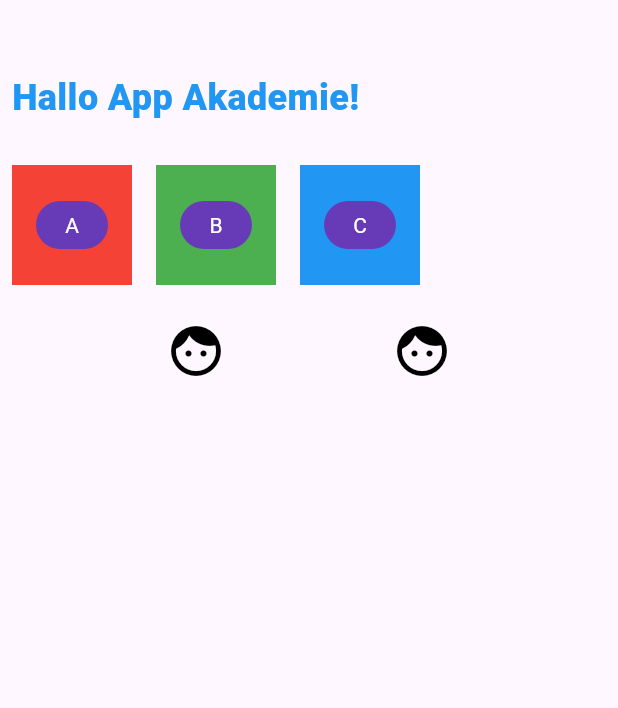
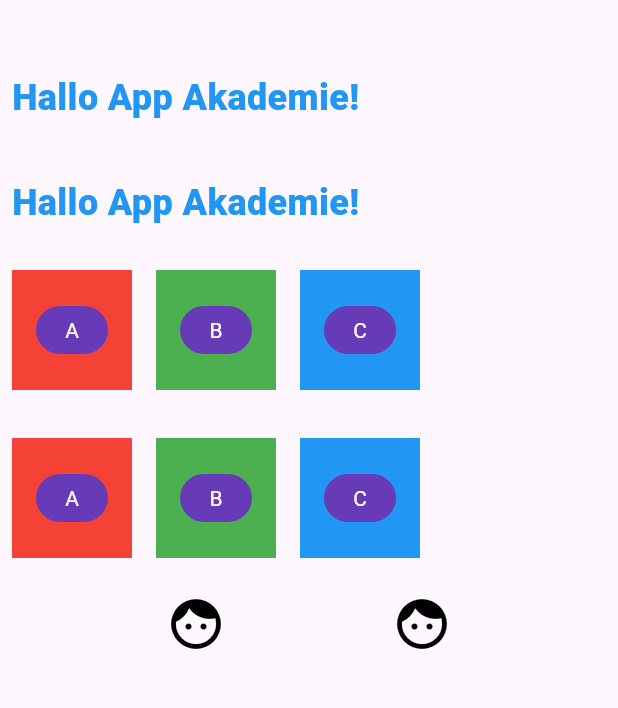
Before and after one commit to JLangbein/app-akademie-aufgaben, a Flutter app: the screen it shows after launch, on a phone screen of 412 x 824 dp, the part 84-792 px from its top. Run offline on Flutter 3.47's test engine with Material 3 defaults, Android fonts, the phone set to English and light mode, and no system bars.

Commit message:
aufgabe Tut 1 added

```diff
--- a/aufgabe_4_2_4/lib/main.dart
+++ b/aufgabe_4_2_4/lib/main.dart
@@ -17,107 +17,20 @@ class MainApp extends StatelessWidget {
           crossAxisAlignment: CrossAxisAlignment.start,
           spacing: 16,
           children: [
-            Container(
-              padding: EdgeInsets.fromLTRB(8, 48, 8, 4),
-              child: Row(
-                children: [
-                  Text(
-                    'Hallo App Akademie!',
-                    style: TextStyle(
-                      fontSize: 24.0,
-                      fontWeight: FontWeight.w900,
-                      color: Colors.blue,
-                    ),
-                  ),
-                ],
-              ),
+            HeavyTextWidget(paddingTop: 48.0),
+            HeavyTextWidget(paddingTop: 16.0),
+            Row(
+              children: [
+                ColorRect(color: Colors.red, letter: 'A'),
+                ColorRect(color: Colors.green, letter: 'B'),
+                ColorRect(color: Colors.blue, letter: 'C'),
+              ],
             ),
             Row(
               children: [
-                Container(
-                  padding: EdgeInsets.all(8.0),
-                  child: Row(
-                    spacing: 4.0,
-                    children: [
-                      Container(
-                        padding: EdgeInsets.fromLTRB(16, 24, 16, 24),
-                        color: Colors.red,
-                        width: 80.0,
-                        height: 80.0,
-                        child: Container(
-                          decoration: BoxDecoration(
-                            color: Colors.deepPurple,
-                            borderRadius: BorderRadius.all(
-                              Radius.circular(16.0),
-                            ),
-                          ),
-                          child: Center(
-                            child: Text(
-                              'A',
-                              style: TextStyle(color: Colors.white),
-                            ),
-                          ),
-                        ),
-                      ),
-                    ],
-                  ),
-                ),
-                Container(
-                  padding: EdgeInsets.all(8.0),
-                  child: Row(
-                    spacing: 4.0,
-                    children: [
-                      Container(
-                        padding: EdgeInsets.fromLTRB(16, 24, 16, 24),
-                        color: Colors.green,
-                        width: 80.0,
-                        height: 80.0,
-                        child: Container(
-                          decoration: BoxDecoration(
-                            color: Colors.deepPurple,
-                            borderRadius: BorderRadius.all(
-                              Radius.circular(16.0),
-                            ),
-                          ),
-                          child: Center(
-                            child: Text(
-                              'B',
-                              style: TextStyle(color: Colors.white),
-                            ),
-                          ),
-                        ),
-                      ),
-                    ],
-                  ),
-                ),
-                Container(
-                  padding: EdgeInsets.all(8.0),
-                  child: Row(
-                    spacing: 4.0,
-                    children: [
-                      Container(
-                        padding: EdgeInsets.fromLTRB(16, 24, 16, 24),
-                        color: Colors.blue,
-                        width: 80.0,
-                        height: 80.0,
-                        child: Container(
-                          decoration: BoxDecoration(
-                            color: Colors.deepPurple,
-                            borderRadius: BorderRadius.all(
-                              Radius.circular(16.0),
-                            ),
-                          ),
-                          child: Center(
-                            child: Text(
-                              'C',
-                              style: TextStyle(color: Colors.white),
-                            ),
-                          ),
-                        ),
-                      ),
-                    ],
-                  ),
-                ),
+                ColorRect(color: Colors.red, letter: 'A'),
+                ColorRect(color: Colors.green, letter: 'B'),
+                ColorRect(color: Colors.blue, letter: 'C'),
               ],
             ),
             Row(
@@ -134,3 +47,74 @@ class MainApp extends StatelessWidget {
     );
   }
 }
+
+class HeavyTextWidget extends StatelessWidget {
+  const HeavyTextWidget({super.key, required this.paddingTop});
+
+  final double paddingTop;
+
+  @override
+  Widget build(BuildContext context) {
+    return Container(
+      padding: EdgeInsets.fromLTRB(8, paddingTop, 8, 4),
+      child: Row(
+        children: [
+          Text(
+            'Hallo App Akademie!',
+            style: TextStyle(
+              fontSize: 24.0,
+              fontWeight: FontWeight.w900,
+              color: Colors.blue,
+            ),
+          ),
+        ],
+      ),
+    );
+  }
+}
+
+class PurpleButton extends StatelessWidget {
+  const PurpleButton({super.key, required this.letter});
+
+  final String letter;
+
+  @override
+  Widget build(BuildContext context) {
+    return Container(
+      decoration: BoxDecoration(
+        color: Colors.deepPurple,
+        borderRadius: BorderRadius.all(Radius.circular(16.0)),
+      ),
+      child: Center(
+        child: Text(letter, style: TextStyle(color: Colors.white)),
+      ),
+    );
+  }
+}
+
+class ColorRect extends StatelessWidget {
+  const ColorRect({super.key, required this.color, required this.letter});
+
+  final Color color;
+  final String letter;
+
+  @override
+  Widget build(BuildContext context) {
+    return Container(
+
+      padding: EdgeInsets.all(8.0),
+      child: Row(
+        spacing: 4.0,
+        children: [
+          Container(
+            padding: EdgeInsets.fromLTRB(16, 24, 16, 24),
+            color: color,
+            width: 80.0,
+            height: 80.0,
+            child: PurpleButton(letter: letter),
+          ),
+        ],
+      ),
+    );
+  }
+}
--- /dev/null
+++ b/tut_aufgabe_1/analysis_options.yaml
@@ -0,0 +1 @@
+include: package:flutter_lints/flutter.yaml
```
Also changed, not shown: tut_aufgabe_1/lib/main.dart (added, +163 -0 lines), tut_aufgabe_1/pubspec.yaml (added, +19 -0 lines), tut_aufgabe_1/pubspec.lock (added), 126 other files.
